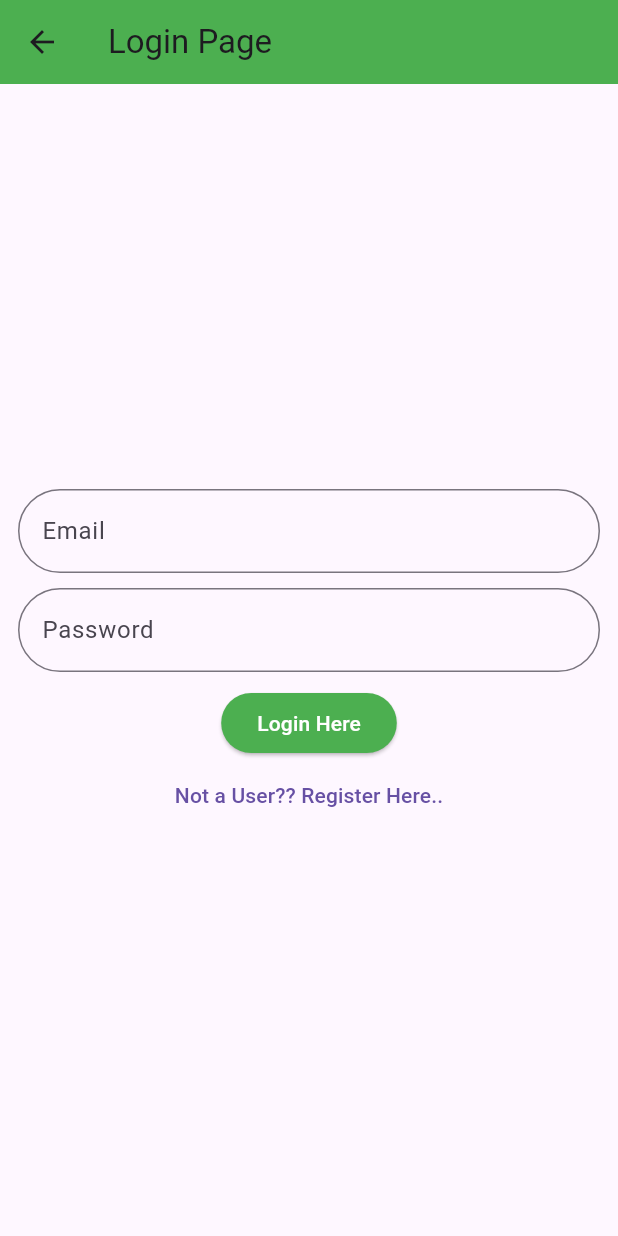
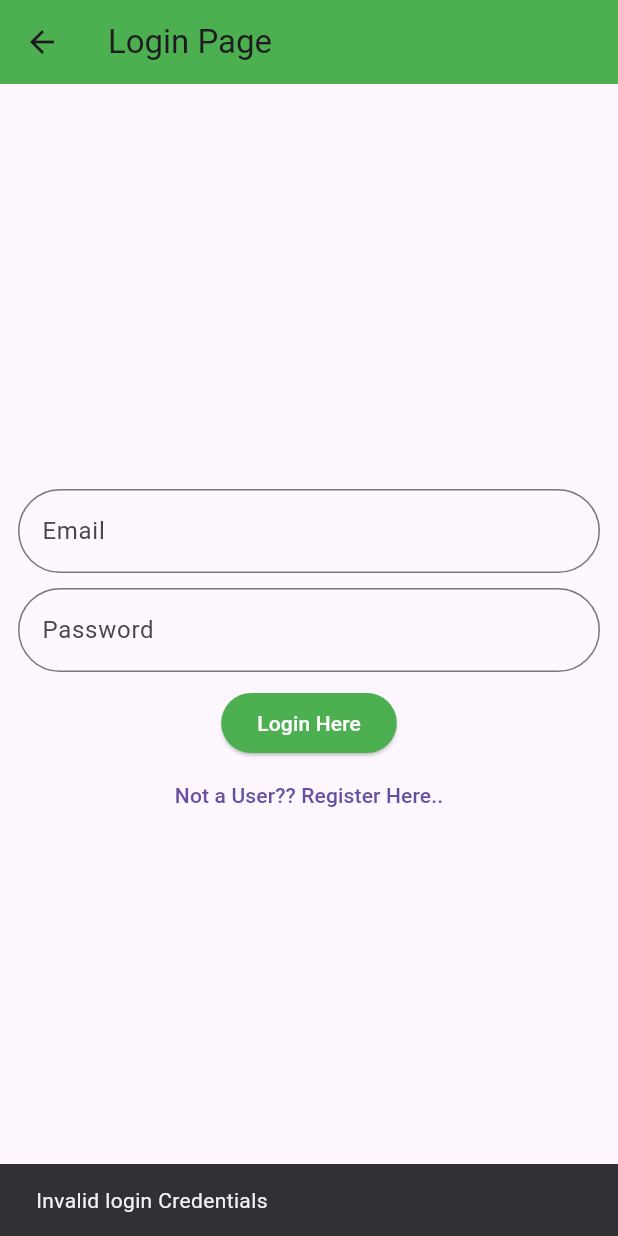
Before and after one commit to sreedeviluminar/firebase_datastoree, a Flutter app: the Login screen opened directly, after a tap on "Login Here", on a phone screen of 412 x 824 dp. Run offline on Flutter 3.47's test engine with Material 3 defaults, Android fonts, the phone set to English and light mode, and no system bars; our stand-ins replace cloud_firestore, firebase_auth, firebase_core, google_sign_in; accounts and stored records are empty.

Commit message:
initial commit

```diff
--- a/lib/login and signup/login.dart
+++ b/lib/login and signup/login.dart
@@ -1,5 +1,7 @@
 import 'package:firebase_datastoree/login%20and%20signup/registration.dart';
 import 'package:flutter/material.dart';
+
+import 'home.dart';
 
 void main() {
   runApp(MaterialApp(
@@ -8,6 +10,9 @@ void main() {
 }
 
 class Login extends StatelessWidget {
+  var email = TextEditingController();
+  var pwd = TextEditingController();
+
   @override
   Widget build(BuildContext context) {
     return Scaffold(
@@ -22,6 +27,7 @@ class Login extends StatelessWidget {
             mainAxisAlignment: MainAxisAlignment.center,
             children: [
               TextField(
+                controller: email,
                 decoration: InputDecoration(
                     border: OutlineInputBorder(
                         borderRadius: BorderRadius.circular(30)),
@@ -31,6 +37,7 @@ class Login extends StatelessWidget {
                 height: 10,
               ),
               TextField(
+                controller: pwd,
                 obscureText: true,
                 decoration: InputDecoration(
                     border: OutlineInputBorder(
@@ -43,7 +50,16 @@ class Login extends StatelessWidget {
               ElevatedButton(
                   style:
                       ElevatedButton.styleFrom(backgroundColor: Colors.green),
-                  onPressed: () {},
+                  onPressed: () {
+                    if(email.text == 'admin' && pwd.text == '1234'){
+                      Navigator.of(context).push(MaterialPageRoute(
+                          builder: (context) => Homee()));
+                    }else{
+                      ScaffoldMessenger.of(context).showSnackBar(
+                        const SnackBar(content: Text("Invalid login Credentials"))
+                      );
+                    }
+                  },
                   child: const Text(
                     "Login Here",
                     style: TextStyle(color: Colors.white),
```
Also changed, not shown: lib/login and signup/home.dart (+20 -0 lines).
